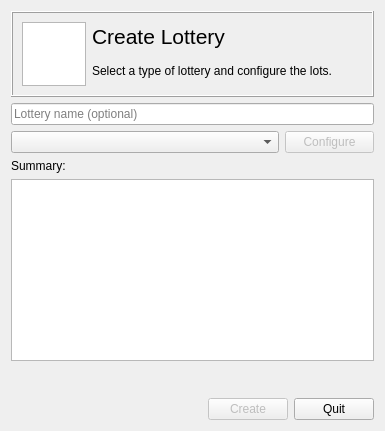
Before: the Qt Designer form gui/drawingsetupdialog.ui in Soerboe/Urim, drawn with Qt 5.
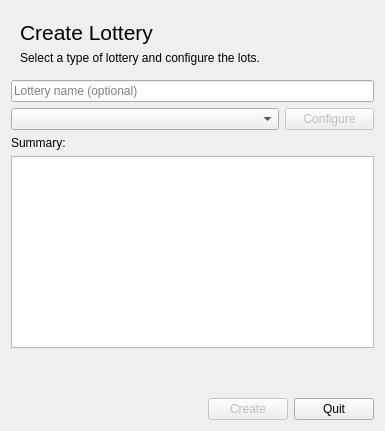
After: the same form once the commit is applied.

Commit message: Show icon in drawingsetupdialog

The edit to the form file:
```diff
--- a/gui/drawingsetupdialog.ui
+++ b/gui/drawingsetupdialog.ui
@@ -27,7 +27,7 @@
           </sizepolicy>
          </property>
          <property name="frameShape">
-          <enum>QFrame::Box</enum>
+          <enum>QFrame::NoFrame</enum>
          </property>
          <property name="frameShadow">
           <enum>QFrame::Raised</enum>
@@ -36,28 +36,6 @@
           <number>1</number>
          </property>
          <layout class="QHBoxLayout" name="horizontalLayout_2">
-          <item>
-           <widget class="QGraphicsView" name="graphicsView">
-            <property name="sizePolicy">
-             <sizepolicy hsizetype="Fixed" vsizetype="Fixed">
-              <horstretch>0</horstretch>
-              <verstretch>0</verstretch>
-             </sizepolicy>
-            </property>
-            <property name="minimumSize">
-             <size>
-              <width>64</width>
-              <height>64</height>
-             </size>
-            </property>
-            <property name="maximumSize">
-             <size>
-              <width>64</width>
-              <height>64</height>
-             </size>
-            </property>
-           </widget>
-          </item>
           <item>
            <layout class="QVBoxLayout" name="verticalLayout">
             <item>
```
The commit also changes 1 other file.
